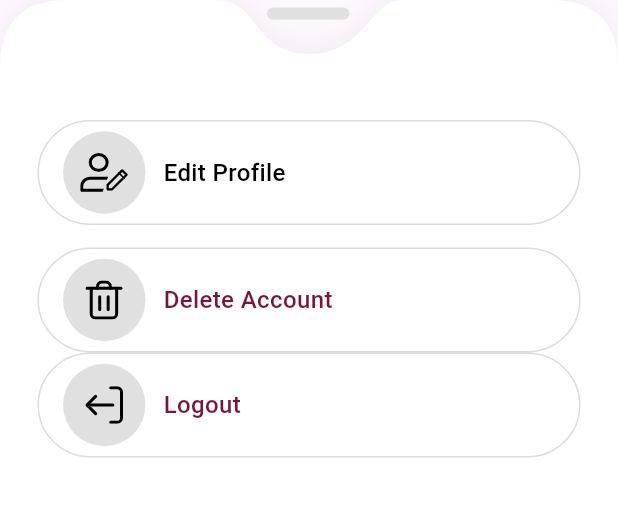
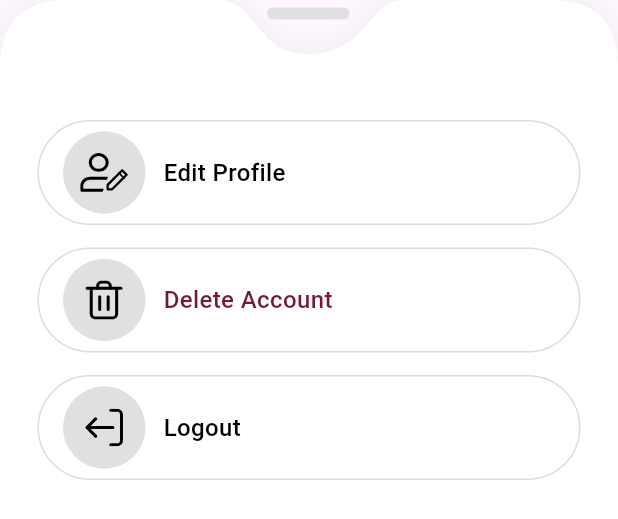
Before and after one commit to synvex/twoAreOne_flutter, a Flutter app: the MenuBottomSheet widget shown alone on an empty page, opened directly with empty values, on a phone screen of 412 x 824 dp. Shown: the top 519 px of the screen. Run offline on Flutter 3.47's test engine with Material 3 defaults, Android fonts, the phone set to English and light mode, and no system bars; our stand-ins replace country_code_picker, device_info_plus, dio, firebase_auth, firebase_core, flutter_html and 11 more; accounts and stored records are empty; network calls fail; project files that could hold a hidden picture were left out.

Commit message:
shimer on home and logout button set

```diff
--- a/lib/core/widgets/notification_card.dart
+++ b/lib/core/widgets/notification_card.dart
@@ -151,7 +151,6 @@ class NotificationCard extends StatelessWidget {
                     SizedBox(height: 6.h),
                     Text(
                       DateTimeUtil.utcToPkTime(item.datetime),
-                      // DateTimeFormatter.onlyDate(item.datetime),
                       style: GoogleFonts.inter(
                         fontSize: 14.sp,
                         fontWeight: FontWeight.w300,
--- a/lib/core/widgets/profile_bottom_sheet.dart
+++ b/lib/core/widgets/profile_bottom_sheet.dart
@@ -61,13 +61,13 @@ class MenuBottomSheet extends StatelessWidget {
                   ), // Maroon color for Logout
                   onTap: onDelete,
                 ),
+                const SizedBox(height: 15),
+
                 _sheetItem(
                   iconImg: 'assets/svg_images/Profile/profileLogout.svg',
                   // icon: Icons.logout_rounded,
                   label: "Logout",
-                  labelColor: const Color(
-                    0xFF77153C,
-                  ), // Maroon color for Logout
+                  labelColor: Colors.black,
                   onTap: onLogout,
                 ),
               ],
@@ -77,13 +77,13 @@ class MenuBottomSheet extends StatelessWidget {
       ),
     );
   }
+
   Widget _sheetItem({
     required String iconImg,
     required String label,
     required VoidCallback onTap,
     Color? labelColor,
-  })
-  {
+  }) {
     return GestureDetector(
       onTap: onTap,
       child: Container(
@@ -150,8 +150,7 @@ class CurveBackgroundPainter extends CustomPainter {
     path.quadraticBezierTo(0, 0, 45, 0);
     path.close();
 
-    canvas.drawPath(path.shift(
-        const Offset(0, -2)), shadowPaint);
+    canvas.drawPath(path.shift(const Offset(0, -2)), shadowPaint);
     canvas.drawPath(path, paint);
   }
 
```
Also changed, not shown: lib/features/views/bottom_nav/home_screen.dart (+39 -16 lines), lib/features/views/home/profile_card.dart (+16 -9 lines).
